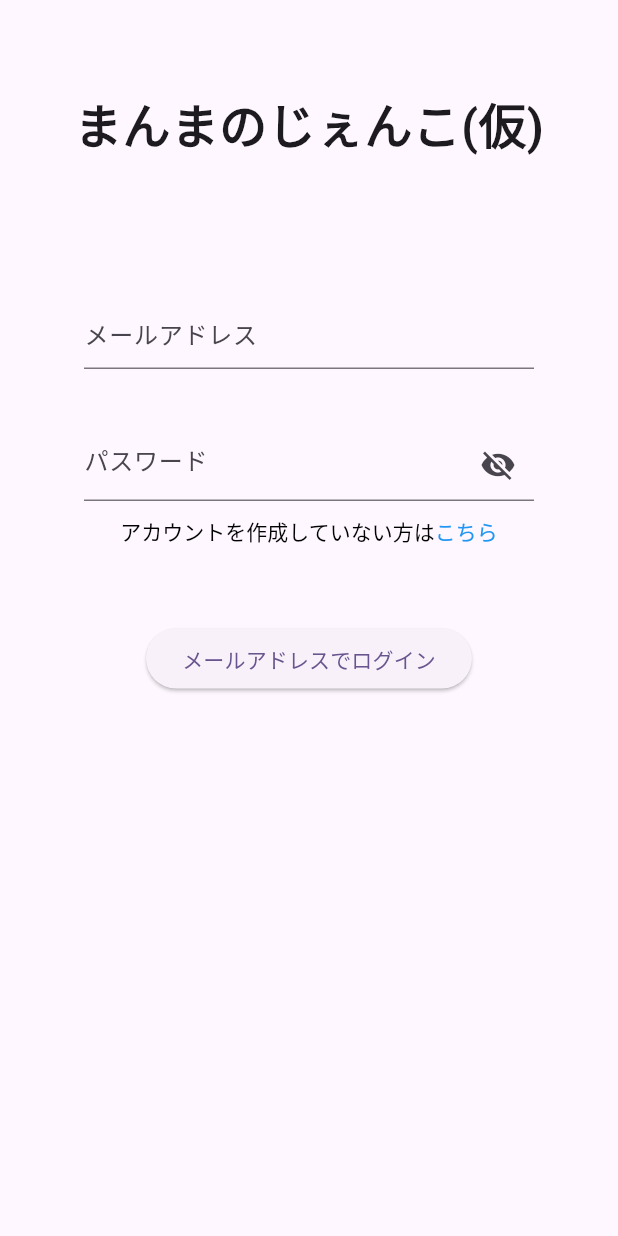
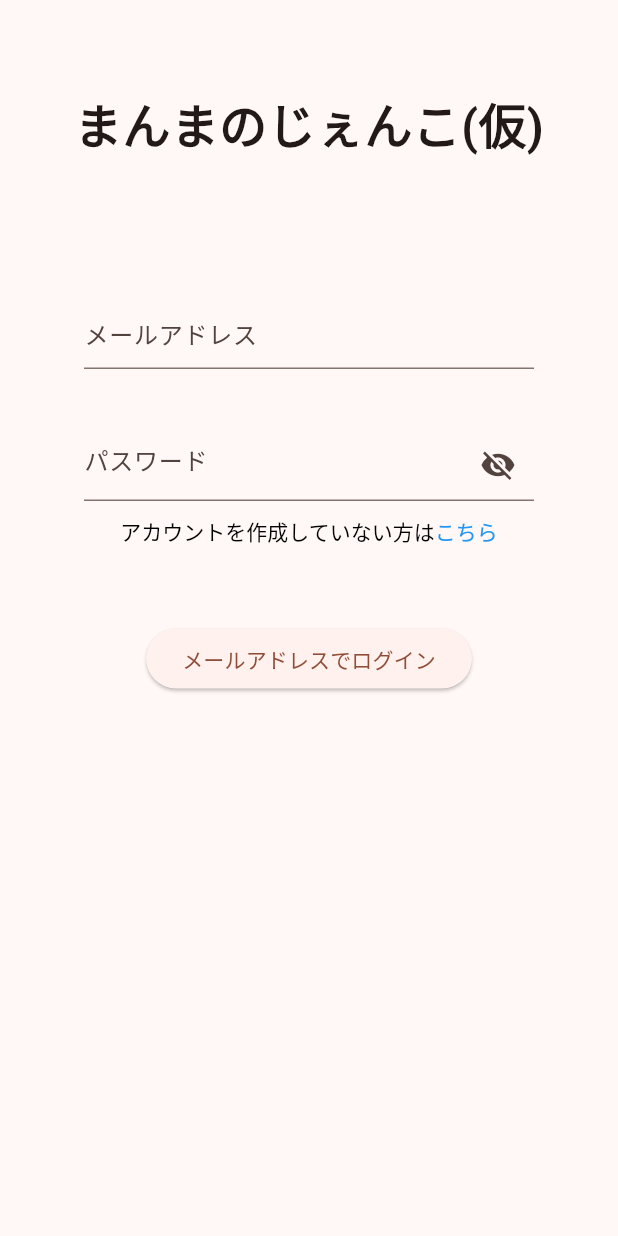
Before and after one commit to takumi3110/foodcostcalculator, a Flutter app: the screen it shows after launch, on a phone screen of 412 x 824 dp. Run offline on Flutter 3.47's test engine with Material 3 defaults, Android fonts, the phone set to English and light mode, and no system bars; our stand-ins replace cloud_firestore, firebase_auth, firebase_core, firebase_storage, image_picker, loading_animation_widget and 1 more; accounts and stored records are empty.

Commit message:
update: main color change

```diff
--- a/lib/main.dart
+++ b/lib/main.dart
@@ -28,9 +28,9 @@ class MyApp extends StatelessWidget {
   @override
   Widget build(BuildContext context) {
     return MaterialApp(
-        title: 'Flutter Demo',
+        title: 'Mamma no Jenco.',
         theme: ThemeData(
-          colorScheme: ColorScheme.fromSeed(seedColor: Colors.deepPurple),
+          colorScheme: ColorScheme.fromSeed(seedColor: Colors.deepOrangeAccent),
           useMaterial3: true,
         ),
         home: const LoginPage()
--- a/lib/view/account/account_page.dart
+++ b/lib/view/account/account_page.dart
@@ -102,7 +102,7 @@ class _AccountPageState extends State<AccountPage> {
                   width: double.infinity,
                   decoration: const BoxDecoration(border: Border(top: BorderSide(color: Colors.grey))),
                   child: const Text(
-                    '登録したメニュー(最新5件)'
+                    '最近登録したメニュー'
                   ),
                 ),
                 const SizedBox(height: 10.0,),
```
